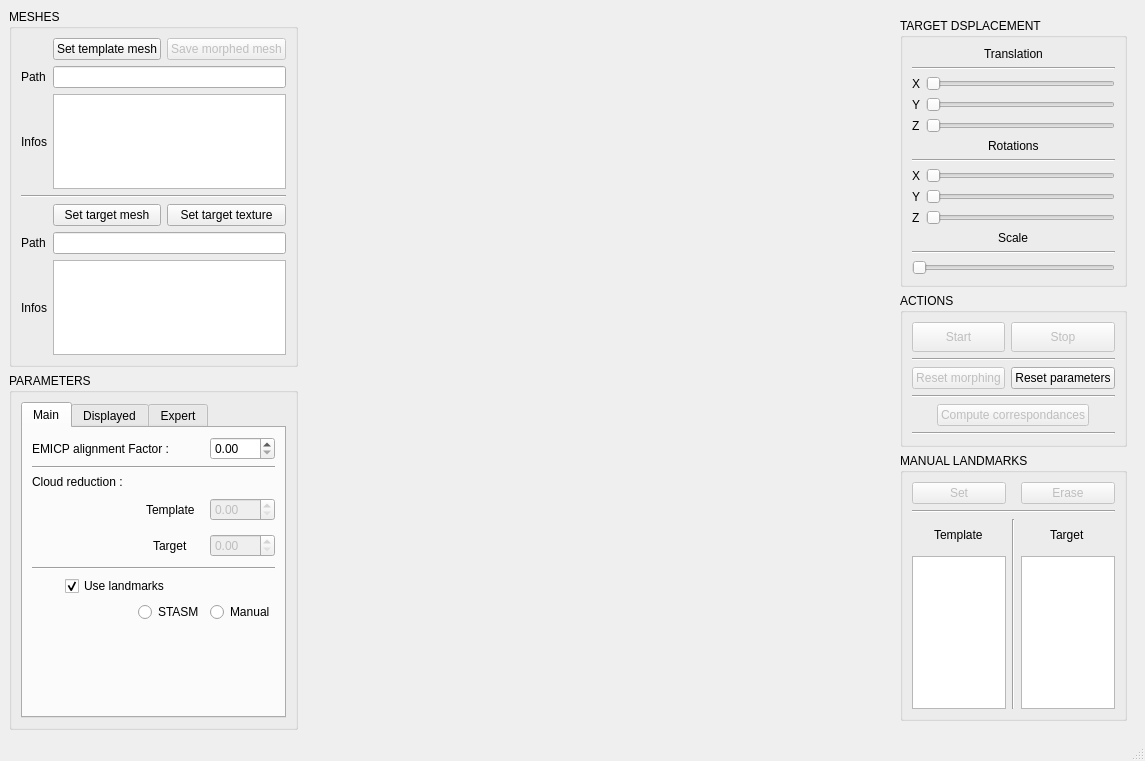
Old version of the form swooz-avatar/trunk/form/SWUI_Morphing.ui in the repository GuillaumeGibert/swooz.
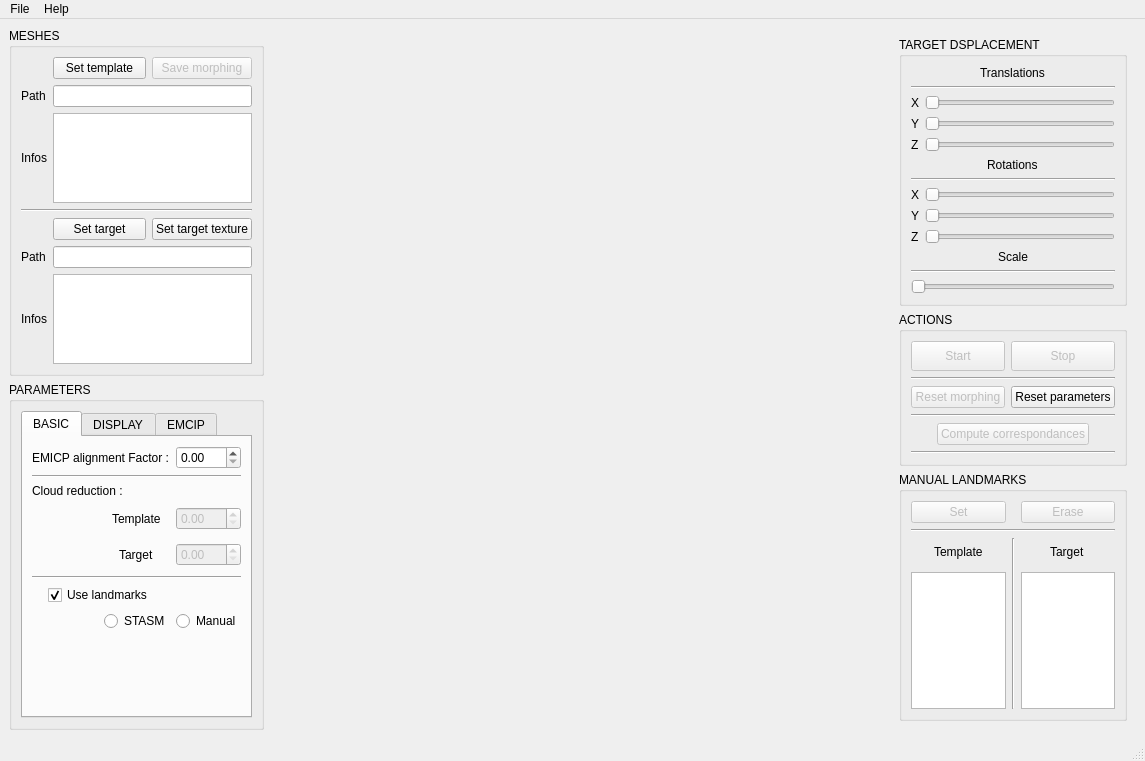
New version of the form. The open tabs and pages were chosen to show the change.

```diff
--- a/swooz-avatar/trunk/form/SWUI_Morphing.ui
+++ b/swooz-avatar/trunk/form/SWUI_Morphing.ui
@@ -44,15 +44,29 @@
            <item row="6" column="1" colspan="2">
             <widget class="QPushButton" name="pbSetTarget">
              <property name="text">
-              <string>Set target mesh</string>
+              <string>Set target</string>
              </property>
             </widget>
            </item>
            <item row="3" column="1" rowspan="2" colspan="3">
-            <widget class="QTextBrowser" name="tbInfosTemplate"/>
+            <widget class="QTextBrowser" name="tbInfosTemplate">
+             <property name="maximumSize">
+              <size>
+               <width>16777215</width>
+               <height>150</height>
+              </size>
+             </property>
+            </widget>
            </item>
            <item row="8" column="1" rowspan="2" colspan="3">
-            <widget class="QTextBrowser" name="tbInfosTarget"/>
+            <widget class="QTextBrowser" name="tbInfosTarget">
+             <property name="maximumSize">
+              <size>
+               <width>16777215</width>
+               <height>150</height>
+              </size>
+             </property>
+            </widget>
            </item>
            <item row="1" column="0" rowspan="2">
             <widget class="QLabel" name="label_2">
@@ -71,7 +85,7 @@
            <item row="0" column="1" colspan="2">
             <widget class="QPushButton" name="pbSetTemplate">
              <property name="text">
-              <string>Set template mesh</string>
+              <string>Set template</string>
              </property>
             </widget>
            </item>
@@ -115,7 +129,7 @@
               </size>
              </property>
              <property name="text">
-              <string>Save morphed mesh</string>
+              <string>Save morphing</string>
              </property>
             </widget>
            </item>
@@ -155,7 +169,7 @@
              </property>
              <widget class="QWidget" name="tabMainParameters">
               <attribute name="title">
-               <string>Main</string>
+               <string>BASIC</string>
               </attribute>
               <layout class="QGridLayout" name="gridLayout_10">
                <item row="0" column="0">
@@ -280,7 +294,7 @@
              </widget>
              <widget class="QWidget" name="tabDisplayedParameters">
               <attribute name="title">
-               <string>Displayed</string>
+               <string>DISPLAY</string>
               </attribute>
               <layout class="QGridLayout" name="gridLayout_9">
                <item row="0" column="0">
@@ -537,7 +551,7 @@
              </widget>
              <widget class="QWidget" name="tab_3">
               <attribute name="title">
-               <string>Expert</string>
+               <string>EMCIP</string>
               </attribute>
               <layout class="QGridLayout" name="gridLayout_4">
                <item row="0" column="0">
@@ -903,7 +917,7 @@
                 <item row="0" column="0" colspan="2" alignment="Qt::AlignHCenter">
                  <widget class="QLabel" name="laTrans">
                   <property name="text">
-                   <string>Translation</string>
+                   <string>Translations</string>
                   </property>
                  </widget>
                 </item>
@@ -1112,6 +1126,22 @@
      <height>21</height>
     </rect>
    </property>
+   <widget class="QMenu" name="menuFile">
+    <property name="title">
+     <string>File</string>
+    </property>
+    <addaction name="actionSaveResult"/>
+    <addaction name="actionExit"/>
+   </widget>
+   <widget class="QMenu" name="menuHelp">
+    <property name="title">
+     <string>Help</string>
+    </property>
+    <addaction name="actionAbout"/>
+    <addaction name="actionOnlineDocumentation"/>
+   </widget>
+   <addaction name="menuFile"/>
+   <addaction name="menuHelp"/>
   </widget>
   <widget class="QStatusBar" name="statusbar"/>
  </widget>
```
Left out of the diff: 37 changed lines with no effect on the pictures.
